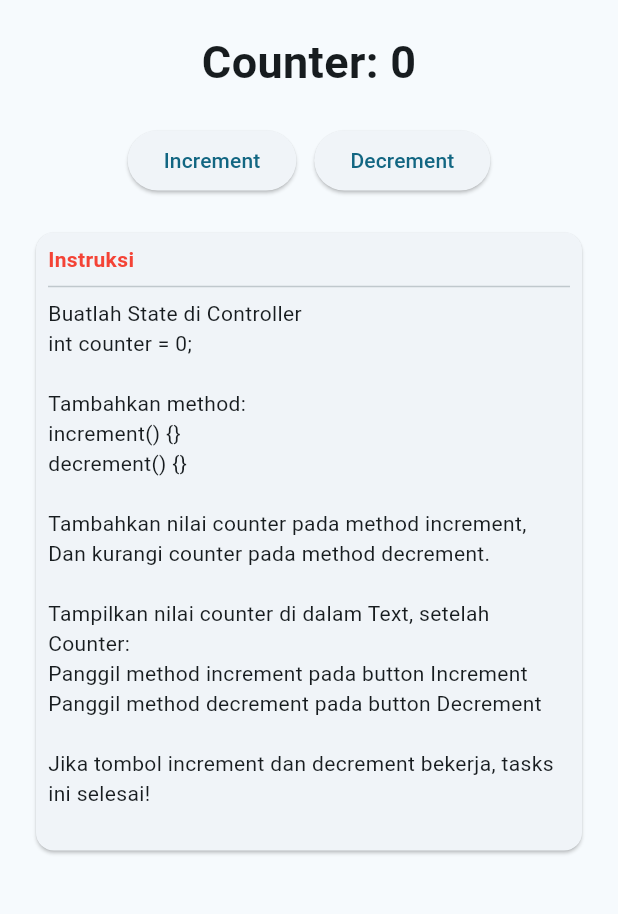
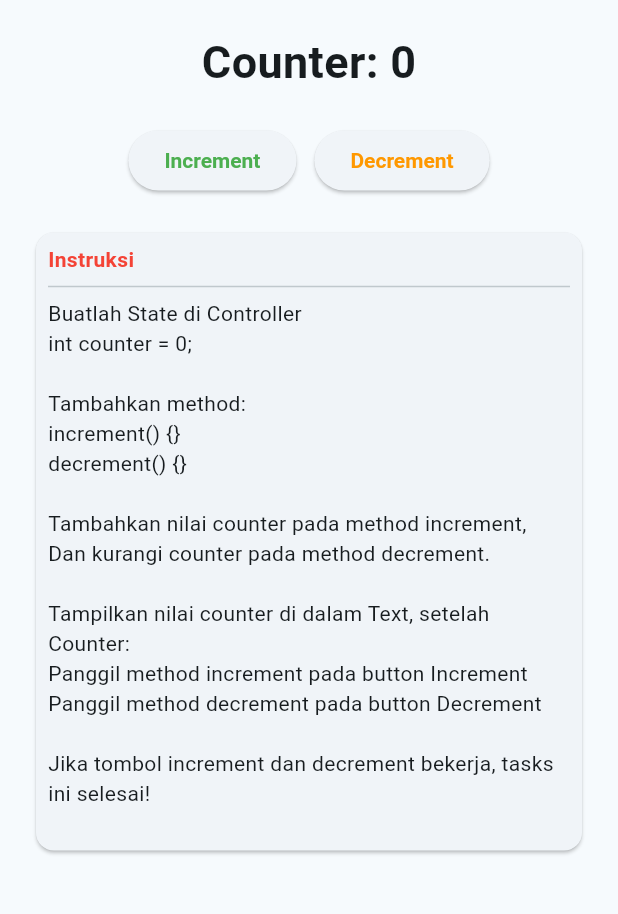
Before and after one commit to lypsisrudiansyah/flutter_exercise1002, a Flutter app: the CounterView screen opened directly, on a phone screen of 412 x 824 dp, the part 84-998 px from its top. Run offline on Flutter 3.47's test engine with Material 2 defaults, Android fonts, the phone set to English and light mode, and no system bars; our stand-ins replace google_fonts, shared_preferences; accounts and stored records are empty.

Commit message:
🐛 fix(counter_view.dart): fix indentation of Text widget ✨ feat(counter_view.dart): add custom styles to ElevatedButtons 🐛 fix(single_selection_controller.dart): add missing updateSelectedCategory method ✨ feat(single_selection_view.dart): add functionality to update selected category

```diff
--- a/lib/module/case/counter/view/counter_view.dart
+++ b/lib/module/case/counter/view/counter_view.dart
@@ -19,7 +19,7 @@ class CounterView extends StatefulWidget {
           padding: const EdgeInsets.all(20.0),
           child: Column(
             children: [
-               Text(
+              Text(
                 "Counter: ${controller.counter}",
                 style: const TextStyle(
                   fontSize: 30.0,
@@ -33,6 +33,14 @@ class CounterView extends StatefulWidget {
                 mainAxisAlignment: MainAxisAlignment.center,
                 children: [
                   ElevatedButton(
+                    style: ButtonStyle(
+                      foregroundColor: MaterialStateProperty.all(
+                        Colors.green,
+                      ),
+                      textStyle: MaterialStateProperty.all(
+                        const TextStyle(fontSize: 14.0, fontWeight: FontWeight.bold),
+                      ),
+                    ),
                     onPressed: () => controller.increment(),
                     child: const Text("Increment"),
                   ),
@@ -40,6 +48,14 @@ class CounterView extends StatefulWidget {
                     width: 12.0,
                   ),
                   ElevatedButton(
+                    style: ButtonStyle(
+                      foregroundColor: MaterialStateProperty.all(
+                        Colors.orange,
+                      ),
+                      textStyle: MaterialStateProperty.all(
+                        const TextStyle(fontSize: 14.0, fontWeight: FontWeight.bold),
+                      ),
+                    ),
                     onPressed: () => controller.decrement(),
                     child: const Text("Decrement"),
                   ),
@@ -52,7 +68,7 @@ class CounterView extends StatefulWidget {
                 child: Container(
                   width: MediaQuery.of(context).size.width,
                   padding: const EdgeInsets.all(8.0),
-                  child:  Column(
+                  child: Column(
                     crossAxisAlignment: CrossAxisAlignment.start,
                     children: const [
                       Text(
```
Also changed, not shown: lib/module/case/single_selection/controller/single_selection_controller.dart (+17 -0 lines), lib/module/case/single_selection/view/single_selection_view.dart (+15 -9 lines).
